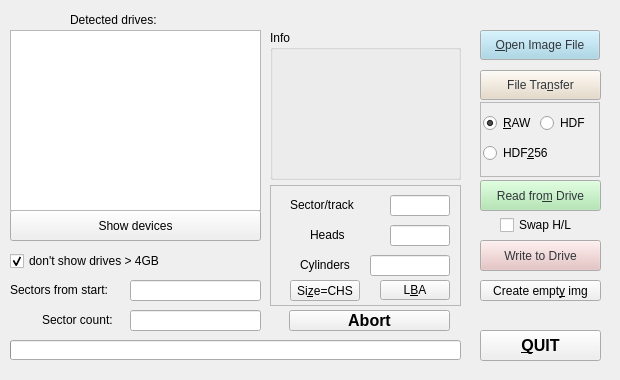
This is drimgwidgetbase.ui in frankheisig71/drimg as Qt 5 draws it before an edit. The edited form follows.
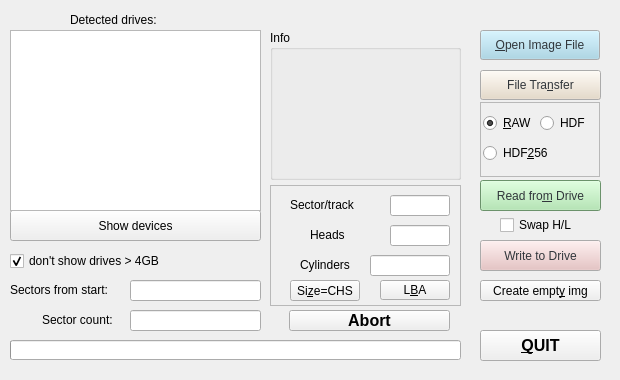
This is the edited form. Icons and pictures are not drawn.

Commit message: some bugfixes, made it compile static for windows

The edit to the form file:
```diff
--- a/drimgwidgetbase.ui
+++ b/drimgwidgetbase.ui
@@ -836,6 +836,15 @@
         </color>
        </brush>
       </colorrole>
+      <colorrole role="Midlight">
+       <brush brushstyle="SolidPattern">
+        <color alpha="255">
+         <red>150</red>
+         <green>205</green>
+         <blue>150</blue>
+        </color>
+       </brush>
+      </colorrole>
       <colorrole role="Dark">
        <brush brushstyle="SolidPattern">
         <color alpha="255">
@@ -872,6 +881,24 @@
         </color>
        </brush>
       </colorrole>
+      <colorrole role="Base">
+       <brush brushstyle="SolidPattern">
+        <color alpha="255">
+         <red>255</red>
+         <green>255</green>
+         <blue>255</blue>
+        </color>
+       </brush>
+      </colorrole>
+      <colorrole role="Window">
+       <brush brushstyle="SolidPattern">
+        <color alpha="255">
+         <red>150</red>
+         <green>205</green>
+         <blue>150</blue>
+        </color>
+       </brush>
+      </colorrole>
       <colorrole role="Highlight">
        <brush brushstyle="SolidPattern">
         <color alpha="255">
@@ -901,6 +928,15 @@
         </color>
        </brush>
       </colorrole>
+      <colorrole role="Midlight">
+       <brush brushstyle="SolidPattern">
+        <color alpha="255">
+         <red>150</red>
+         <green>205</green>
+         <blue>150</blue>
+        </color>
+       </brush>
+      </colorrole>
       <colorrole role="Dark">
        <brush brushstyle="SolidPattern">
         <color alpha="255">
@@ -937,6 +973,24 @@
         </color>
        </brush>
       </colorrole>
+      <colorrole role="Base">
+       <brush brushstyle="SolidPattern">
+        <color alpha="255">
+         <red>255</red>
+         <green>255</green>
+         <blue>255</blue>
+        </color>
+       </brush>
+      </colorrole>
+      <colorrole role="Window">
+       <brush brushstyle="SolidPattern">
+        <color alpha="255">
+         <red>150</red>
+         <green>205</green>
+         <blue>150</blue>
+        </color>
+       </brush>
+      </colorrole>
       <colorrole role="Highlight">
        <brush brushstyle="SolidPattern">
         <color alpha="255">
@@ -966,6 +1020,15 @@
         </color>
        </brush>
       </colorrole>
+      <colorrole role="Midlight">
+       <brush brushstyle="SolidPattern">
+        <color alpha="255">
+         <red>150</red>
+         <green>205</green>
+         <blue>150</blue>
+        </color>
+       </brush>
+      </colorrole>
       <colorrole role="Dark">
        <brush brushstyle="SolidPattern">
         <color alpha="255">
@@ -1002,6 +1065,24 @@
         </color>
        </brush>
       </colorrole>
+      <colorrole role="Base">
+       <brush brushstyle="SolidPattern">
+        <color alpha="255">
+         <red>150</red>
+         <green>205</green>
+         <blue>150</blue>
+        </color>
+       </brush>
+      </colorrole>
+      <colorrole role="Window">
+       <brush brushstyle="SolidPattern">
+        <color alpha="255">
+         <red>150</red>
+         <green>205</green>
+         <blue>150</blue>
+        </color>
+       </brush>
+      </colorrole>
       <colorrole role="Highlight">
        <brush brushstyle="SolidPattern">
         <color alpha="255">
```
The commit also changes 5 other files.
